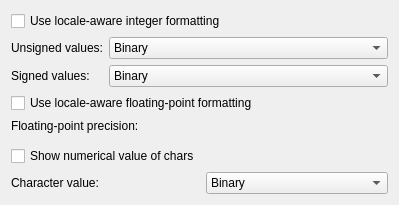
Old version of the form kasten/controllers/view/structures/settings/structviewdisplaysettingswidget.ui in the repository KDE/okteta.
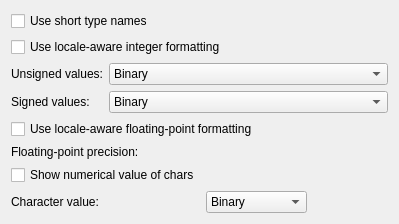
New version of the form. Custom widgets are drawn as their Qt base class.

Commit message: Add option to display short type names (on by default)

```diff
--- a/kasten/controllers/view/structures/settings/structviewdisplaysettingswidget.ui
+++ b/kasten/controllers/view/structures/settings/structviewdisplaysettingswidget.ui
@@ -11,7 +11,7 @@
    </rect>
   </property>
   <layout class="QGridLayout" name="gridLayout">
-   <item row="1" column="0">
+   <item row="3" column="0">
     <layout class="QFormLayout" name="formLayout_2">
      <item row="1" column="1">
       <widget class="KComboBox" name="kcfg_UnsignedDisplayBase">
@@ -73,10 +73,41 @@
      </item>
     </layout>
    </item>
-   <item row="4" column="0">
+   <item row="5" column="0">
+    <layout class="QFormLayout" name="formLayout_3">
+     <property name="fieldGrowthPolicy">
+      <enum>QFormLayout::ExpandingFieldsGrow</enum>
+     </property>
+     <item row="0" column="0" colspan="2">
+      <widget class="QCheckBox" name="kcfg_LocaleAwareFloatFormatting">
+       <property name="text">
+        <string>Use locale-aware floating-point formatting</string>
+       </property>
+      </widget>
+     </item>
+     <item row="1" column="1">
+      <widget class="KIntNumInput" name="kcfg_FloatPrecision"/>
+     </item>
+     <item row="1" column="0">
+      <widget class="QLabel" name="label">
+       <property name="text">
+        <string>Floating-point precision:</string>
+       </property>
+      </widget>
+     </item>
+    </layout>
+   </item>
+   <item row="1" column="0">
+    <widget class="QCheckBox" name="kcfg_ShortTypeNames">
+     <property name="text">
+      <string>Use short type names</string>
+     </property>
+    </widget>
+   </item>
+   <item row="6" column="0">
     <layout class="QFormLayout" name="formLayout">
      <property name="fieldGrowthPolicy">
-      <enum>QFormLayout::AllNonFixedFieldsGrow</enum>
+      <enum>QFormLayout::ExpandingFieldsGrow</enum>
      </property>
      <item row="0" column="0">
       <widget class="QCheckBox" name="kcfg_ShowCharNumericalValue">
@@ -85,6 +116,25 @@
        </property>
       </widget>
      </item>
+     <item row="1" column="1">
+      <widget class="KComboBox" name="kcfg_CharDisplayBase">
+       <item>
+        <property name="text">
+         <string>Binary</string>
+        </property>
+       </item>
+       <item>
+        <property name="text">
+         <string>Decimal</string>
+        </property>
+       </item>
+       <item>
+        <property name="text">
+         <string>Hexadecimal</string>
+        </property>
+       </item>
+      </widget>
+     </item>
      <item row="1" column="0">
       <widget class="QLabel" name="char_label">
        <property name="text">
@@ -95,49 +145,9 @@
        </property>
       </widget>
      </item>
-     <item row="1" column="1">
-      <widget class="KComboBox" name="kcfg_CharDisplayBase">
-       <item>
-        <property name="text">
-         <string>Binary</string>
-        </property>
-       </item>
-       <item>
-        <property name="text">
-         <string>Decimal</string>
-        </property>
-       </item>
-       <item>
-        <property name="text">
-         <string>Hexadecimal</string>
-        </property>
-       </item>
-      </widget>
-     </item>
     </layout>
    </item>
-   <item row="3" column="0">
-    <layout class="QFormLayout" name="formLayout_3">
-     <item row="0" column="0" colspan="2">
-      <widget class="QCheckBox" name="kcfg_LocaleAwareFloatFormatting">
-       <property name="text">
-        <string>Use locale-aware floating-point formatting</string>
-       </property>
-      </widget>
-     </item>
-     <item row="1" column="0">
-      <widget class="QLabel" name="label">
-       <property name="text">
-        <string>Floating-point precision:</string>
-       </property>
-      </widget>
-     </item>
-     <item row="1" column="1">
-      <widget class="KIntNumInput" name="kcfg_FloatPrecision" native="true"/>
-     </item>
-    </layout>
-   </item>
-   <item row="0" column="0">
+   <item row="2" column="0">
     <widget class="QCheckBox" name="kcfg_LocaleAwareDecimalFormatting">
      <property name="text">
       <string>Use locale-aware integer formatting</string>
```
The commit also changes 2 other files.
